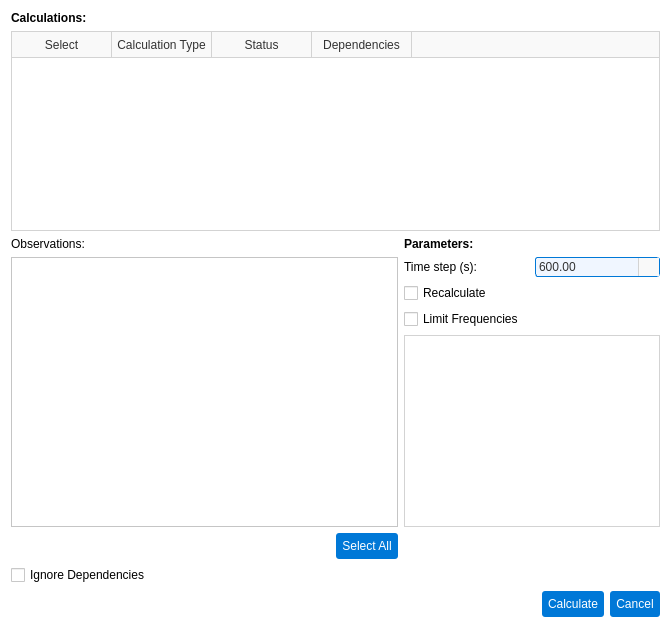
Qt form pastrocore/gui_pyside/dialog_calculations.ui (Torward1024/pAstroCORE) before a commit.
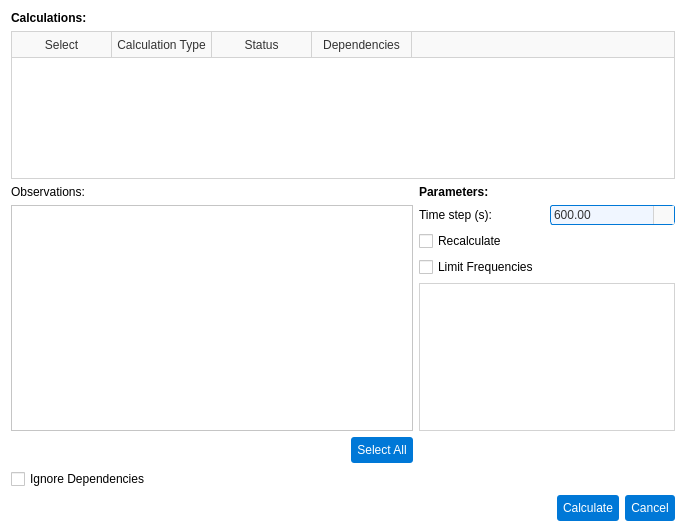
The same form after that commit. Icons and pictures are not drawn.

The edit to the form file:
```diff
--- a/pastrocore/gui_pyside/dialog_calculations.ui
+++ b/pastrocore/gui_pyside/dialog_calculations.ui
@@ -6,8 +6,8 @@
    <rect>
     <x>0</x>
     <y>0</y>
-    <width>671</width>
-    <height>628</height>
+    <width>686</width>
+    <height>532</height>
    </rect>
   </property>
   <property name="windowTitle">
```
